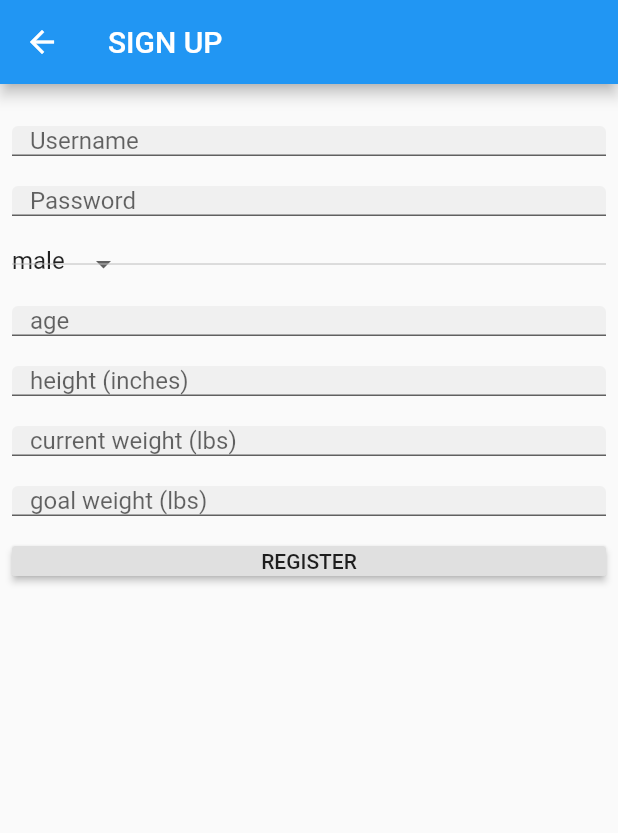
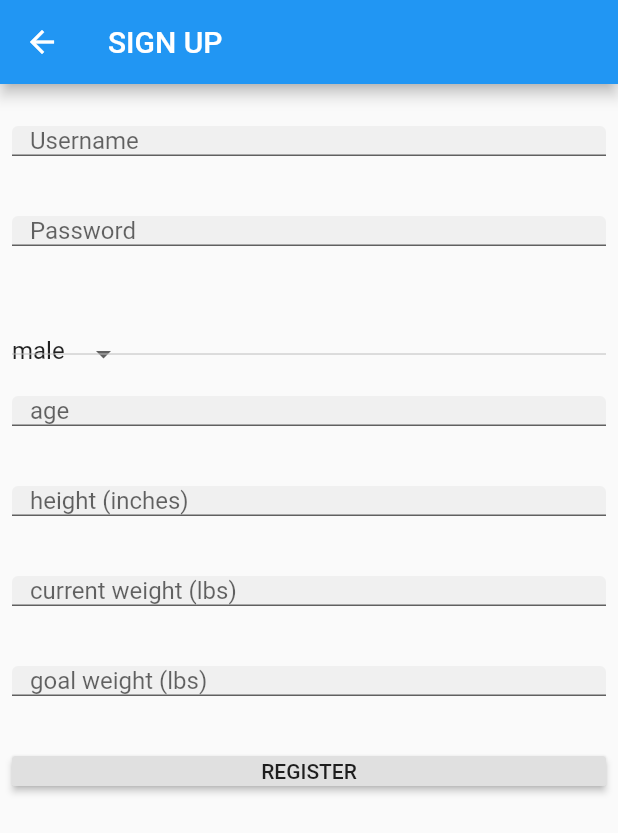
Before and after one commit to amourady/chews_health, a Flutter app: the SignupPage screen opened directly, on a phone screen of 412 x 824 dp. Shown: the top 833 px of the screen. Run offline on Flutter 3.47's test engine with Material 2 defaults, Android fonts, the phone set to English and light mode, and no system bars; our stand-ins replace location; accounts and stored records are empty.

Commit message:
Update signup.dart

```diff
--- a/lib/signup.dart
+++ b/lib/signup.dart
@@ -43,6 +43,7 @@ class _SignupPageState extends State<SignupPage> {
         ),
         // spacer
         SizedBox(height: 80.0),
+        SizedBox(height: 80.0),
         // [Password]
         TextField(
           controller: _passwordController,
@@ -52,6 +53,8 @@ class _SignupPageState extends State<SignupPage> {
           ),
           obscureText: true,
         ),
+        SizedBox(height: 80.0),
+        SizedBox(height: 80.0),
         SizedBox(height: 80.0),
         // [gender]
         DropdownButton<String>(
@@ -81,6 +84,7 @@ class _SignupPageState extends State<SignupPage> {
           keyboardType: TextInputType.number,
         ),
         SizedBox(height: 80.0),
+        SizedBox(height: 80.0),
         // [height]
         TextField(
           controller: _heightController,
@@ -90,6 +94,7 @@ class _SignupPageState extends State<SignupPage> {
           ),
           keyboardType: TextInputType.number,
         ),
+        SizedBox(height: 80.0),
         SizedBox(height: 80.0),
         // [current weight]
         TextField(
@@ -101,6 +106,7 @@ class _SignupPageState extends State<SignupPage> {
           keyboardType: TextInputType.number,
         ),
         SizedBox(height: 80.0),
+        SizedBox(height: 80.0),
         // [goal weight]
         TextField(
           controller: _goalWeightController,
@@ -110,6 +116,7 @@ class _SignupPageState extends State<SignupPage> {
           ),
           keyboardType: TextInputType.number,
         ),
+        SizedBox(height: 80.0),
         SizedBox(height: 80.0),
         // update button
         RaisedButton(
```
